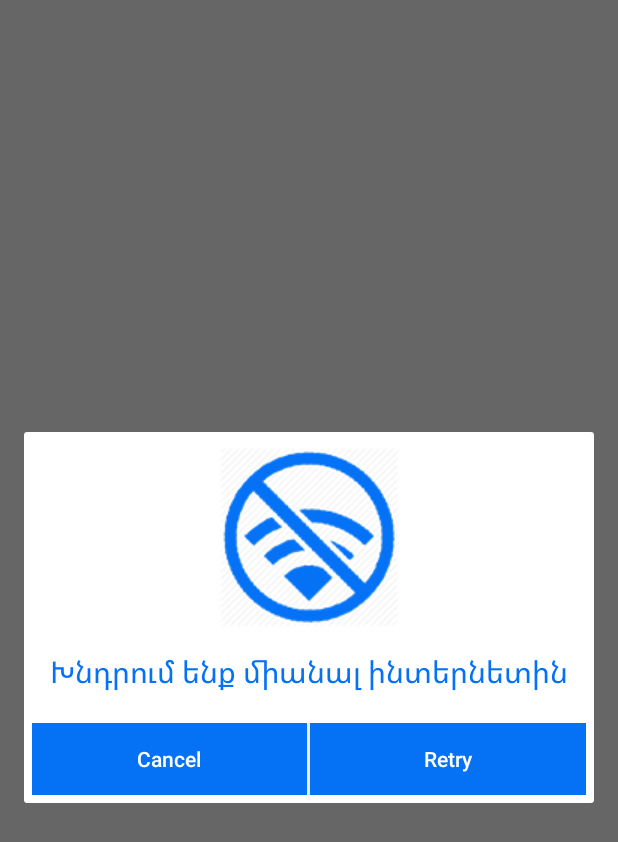
After one commit to Aramucho/Prokat.am, an Android app: the fragment ConnectionFragment placed in its activity, on a phone screen of 412 x 824 dp. The commit adds this screen. Shown: the top 842 px of the screen. Run offline under Robolectric (Android 15) with nearby library versions, the phone set to English and light mode, and no system bars.

Commit message:
ConnectionFeature

```diff
--- a/app/src/main/java/com/realmucho/prokatproject/Activities/SplashScreen.java
+++ b/app/src/main/java/com/realmucho/prokatproject/Activities/SplashScreen.java
@@ -1,13 +1,18 @@
 package com.realmucho.prokatproject.Activities;
 
+import android.content.Context;
 import android.content.Intent;
+import android.net.ConnectivityManager;
+import android.net.NetworkInfo;
 import android.os.Handler;
+import android.support.v4.app.FragmentManager;
 import android.support.v7.app.AppCompatActivity;
 import android.os.Bundle;
 import android.widget.ImageView;
 
 import com.bumptech.glide.Glide;
 import com.bumptech.glide.load.engine.DiskCacheStrategy;
+import com.realmucho.prokatproject.Fragments.DialogFragments.ConnectionFragment;
 import com.realmucho.prokatproject.R;
 
 public class SplashScreen extends AppCompatActivity {
@@ -15,23 +20,46 @@ public class SplashScreen extends AppCompatActivity {
 
     private ImageView logo;
 
+
     @Override
     protected void onCreate(Bundle savedInstanceState) {
         super.onCreate(savedInstanceState);
         setContentView(R.layout.activity_splash_screen);
-        logo=(ImageView)findViewById(R.id.logo);
+        logo = (ImageView) findViewById(R.id.logo);
+        ConnectivityManager ConnectionManager = (ConnectivityManager) getSystemService(Context.CONNECTIVITY_SERVICE);
+        NetworkInfo networkInfo = ConnectionManager.getActiveNetworkInfo();
 
-
-
-
-        Handler handler=new Handler();
+        if (networkInfo != null && networkInfo.isConnected() == true) {
+            Handler handler = new Handler();
             handler.postDelayed(new Runnable() {
                 @Override
                 public void run() {
-                Intent intent=new Intent(SplashScreen.this,MainActivity.class);
+                    Intent intent = new Intent(SplashScreen.this, MainActivity.class);
                     startActivity(intent);
                     finish();
                 }
-        },2500);
+            }, 2500);
+
+        } else {
+            FragmentManager fragmentManager = getSupportFragmentManager();
+            ConnectionFragment connectionFragment = new ConnectionFragment();
+            connectionFragment.show(fragmentManager, "Connection Fragment");
+
         }
+        Intent intent=getIntent();
+        if(intent.getIntExtra("connect",0)==1){
+            Handler handler = new Handler();
+            handler.postDelayed(new Runnable() {
+                @Override
+                public void run() {
+                    Intent intent = new Intent(SplashScreen.this, MainActivity.class);
+                    startActivity(intent);
+                    finish();
                 }
+            }, 2500);
+        }
+
+    }
+
+
+}
--- /dev/null
+++ b/app/src/main/java/com/realmucho/prokatproject/Fragments/DialogFragments/ConnectionFragment.java
@@ -0,0 +1,59 @@
+package com.realmucho.prokatproject.Fragments.DialogFragments;
+
+import android.content.Context;
+import android.content.Intent;
+import android.net.ConnectivityManager;
+import android.net.NetworkInfo;
+import android.os.Bundle;
+import android.support.annotation.Nullable;
+import android.support.v4.app.DialogFragment;
+import android.view.LayoutInflater;
+import android.view.View;
+import android.view.ViewGroup;
+import android.widget.Button;
+
+import com.realmucho.prokatproject.Activities.SplashScreen;
+import com.realmucho.prokatproject.R;
+
+
+public class ConnectionFragment extends DialogFragment implements View.OnClickListener {
+    private Button cancelbtn, retrybtn;
+
+    @Nullable
+    @Override
+    public View onCreateView(LayoutInflater inflater, @Nullable ViewGroup container, @Nullable Bundle savedInstanceState) {
+
+        View view = inflater.inflate(R.layout.connection_dialog, container, false);
+        cancelbtn = (Button) view.findViewById(R.id.cancel_btn);
+        retrybtn = (Button) view.findViewById(R.id.retry_btn);
+        cancelbtn.setOnClickListener(this);
+        retrybtn.setOnClickListener(this);
+        return view;
+    }
+
+    @Override
+    public void onClick(View v) {
+        int id = v.getId();
+
+        switch (id) {
+            case R.id.cancel_btn:
+                Intent homeIntent = new Intent(Intent.ACTION_MAIN);
+                homeIntent.addCategory(Intent.CATEGORY_HOME);
+                homeIntent.setFlags(Intent.FLAG_ACTIVITY_CLEAR_TOP);
+                startActivity(homeIntent);
+
+                break;
+            case R.id.retry_btn:
+                ConnectivityManager ConnectionManager = (ConnectivityManager) getActivity().getSystemService(Context.CONNECTIVITY_SERVICE);
+                NetworkInfo networkInfo = ConnectionManager.getActiveNetworkInfo();
+                if(networkInfo != null && networkInfo.isConnected() == true){
+                    getDialog().dismiss();
+                    Intent intent=new Intent(getContext(), SplashScreen.class);
+                    intent.putExtra("connect",1);
+                    startActivity(intent);
+                }
+                break;
+        }
+    }
+
+}
--- a/app/src/main/java/com/realmucho/prokatproject/Fragments/DialogFragments/OrderDialogFragment.java
+++ b/app/src/main/java/com/realmucho/prokatproject/Fragments/DialogFragments/OrderDialogFragment.java
@@ -11,9 +11,7 @@ import android.widget.EditText;
 
 import com.realmucho.prokatproject.R;
 
-/**
- * Created by Free User on 6/8/2017.
- */
+
 
 public class OrderDialogFragment extends android.support.v4.app.DialogFragment {
 
--- /dev/null
+++ b/app/src/main/res/layout/connection_dialog.xml
@@ -0,0 +1,64 @@
+<?xml version="1.0" encoding="utf-8"?>
+<RelativeLayout xmlns:android="http://schemas.android.com/apk/res/android"
+    android:layout_width="wrap_content"
+    android:layout_height="wrap_content"
+    android:background="@color/maincolorwhite"
+    android:orientation="vertical">
+
+    <ImageView
+        android:id="@+id/connect_logo"
+        android:layout_width="wrap_content"
+        android:layout_height="wrap_content"
+        android:layout_centerHorizontal="true"
+        android:layout_marginTop="10dp"
+        android:src="@drawable/no_network_logo" />
+
+    <TextView
+        android:layout_width="match_parent"
+        android:layout_height="wrap_content"
+        android:layout_below="@id/connect_logo"
+        android:gravity="center"
+        android:text="@string/pleaseconnect"
+        android:textColor="@color/maincolorblue"
+        android:textSize="20sp"
+        android:layout_marginTop="15dp"
+        android:id="@+id/connect_text"
+        android:layout_marginBottom="15dp"/>
+
+
+    <LinearLayout
+        android:id="@+id/btn_layouts"
+        android:layout_width="match_parent"
+        android:layout_height="wrap_content"
+        android:layout_margin="5dp"
+        android:layout_below="@id/connect_text"
+        >
+
+
+        <Button
+            android:layout_width="wrap_content"
+            android:layout_height="wrap_content"
+            android:layout_weight="1"
+            android:background="@color/maincolorblue"
+            android:text="Cancel"
+            android:textAllCaps="false"
+            android:id="@+id/cancel_btn"/>
+
+
+        <View
+            android:layout_width="2dp"
+            android:layout_height="match_parent" />
+
+        <Button
+            android:layout_width="wrap_content"
+            android:layout_height="wrap_content"
+            android:layout_weight="1"
+            android:background="@color/maincolorblue"
+            android:text="@string/retry"
+            android:textAllCaps="false"
+            android:textColor="@color/maincolorwhite"
+            android:id="@+id/retry_btn"/>
+    </LinearLayout>
+
+
+</RelativeLayout>
--- a/app/src/main/res/values/strings.xml
+++ b/app/src/main/res/values/strings.xml
@@ -83,6 +83,8 @@
     <string name="arm">Հայերեն</string>
     <string name="rus">Русский</string>
     <string name="eng">English</string>
+    <string name="retry">Retry</string>
+    <string name="pleaseconnect">Խնդրում ենք միանալ ինտերնետին</string>
     <string-array name="bydefualt">
         <item>---</item>
     </string-array>
```
Also changed, not shown: app/src/main/res/drawable/no_network_logo.png (added), 10 other files. Lines whose indentation alone changed are shown as unchanged.
